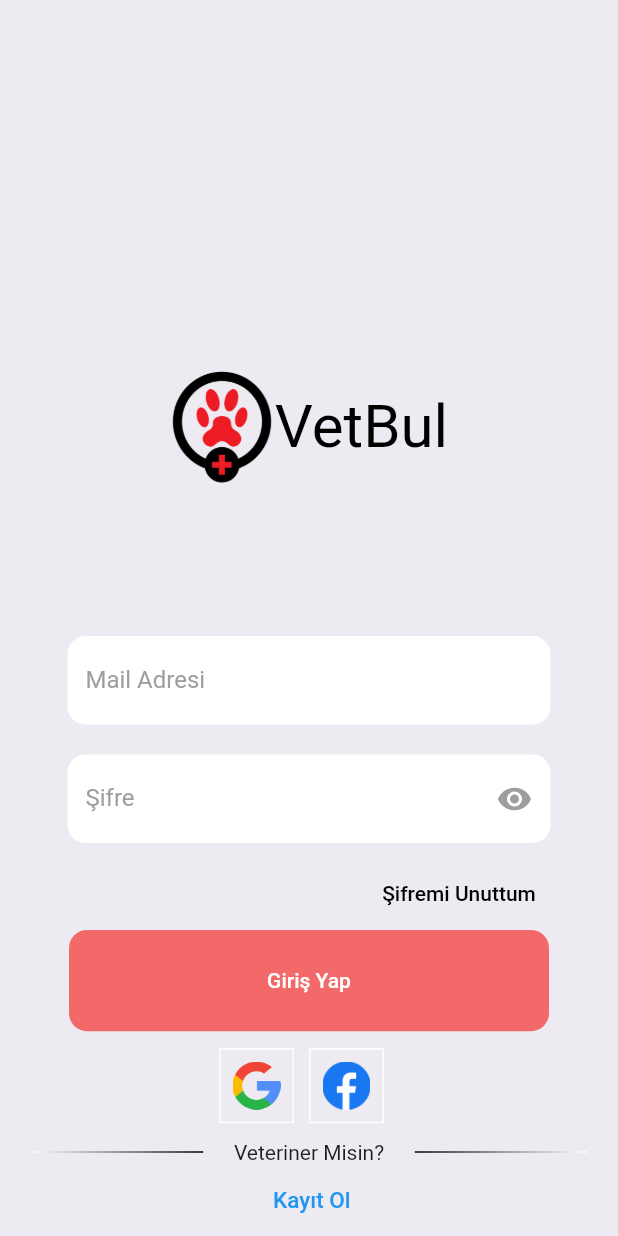
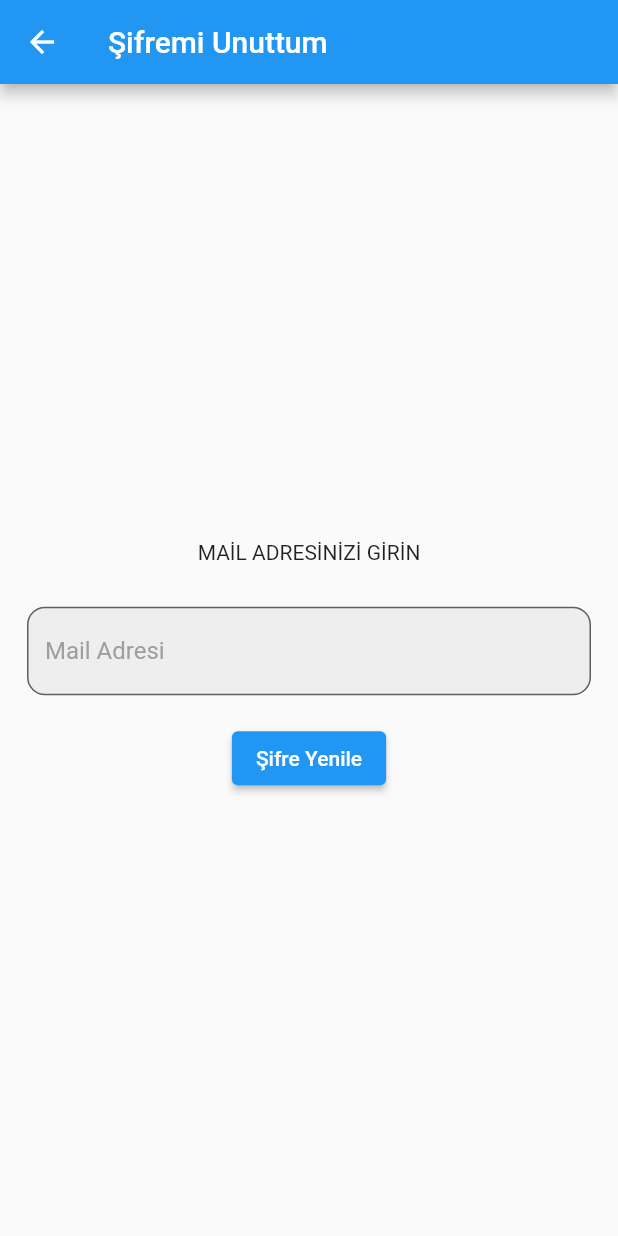
Before and after one commit to FurkanCeliker/controller_vet, a Flutter app: the screen it shows after launch, after a tap on "Şifremi Unuttum", on a phone screen of 412 x 824 dp. Run offline on Flutter 3.47's test engine with Material 2 defaults, Android fonts, the phone set to English and light mode, and no system bars; our stand-ins replace bloc, cloud_firestore, contained_tab_bar_view, email_validator, equatable, firebase_auth and 9 more; accounts and stored records are empty.

Commit message:
vetbulversion3

```diff
--- a/controller_vet/lib/bloc/auth_event.dart
+++ b/controller_vet/lib/bloc/auth_event.dart
@@ -10,7 +10,7 @@ class SignInRequested extends AuthEvent {
   final String email;
   final String password;
 
-  SignInRequested(this.email, this.password);
+  SignInRequested({required this.email,required this.password});
 }
 
 // When the user signing up with email and password this event is called and the [AuthRepository] is called to sign up the user
--- a/controller_vet/lib/pages/hosgeldin_page.dart
+++ b/controller_vet/lib/pages/hosgeldin_page.dart
@@ -1,6 +1,7 @@
 import 'dart:ui';
 
 import 'package:controller_vet/pages/listview_vet.dart';
+import 'package:controller_vet/pages/sorgu_page.dart';
 import 'package:flutter/material.dart';
 import 'package:flutter_screenutil/flutter_screenutil.dart';
 
@@ -103,7 +104,7 @@ class HosgeldinPage extends StatelessWidget {
 
                   style: ElevatedButton.styleFrom(primary: Color.fromARGB(255, 95, 230, 99),),
                   onPressed: () {
-                    Navigator.of(context).push(MaterialPageRoute(builder: (context)=> ListviewVet()));
+                    Navigator.of(context).push(MaterialPageRoute(builder: (context)=> IlIlceSecimi()));
                   }, child: Text('Geç',style: TextStyle(color: Colors.white,fontSize: 20),),
                   ),
               )),
--- a/controller_vet/lib/pages/login_page.dart
+++ b/controller_vet/lib/pages/login_page.dart
@@ -3,12 +3,15 @@
 import 'package:controller_vet/bloc/auth_bloc.dart';
 import 'package:controller_vet/pages/hosgeldin_page.dart';
 import 'package:controller_vet/pages/register_page.dart';
+import 'package:controller_vet/pages/sifremi_unuttum_page.dart';
+import 'package:email_validator/email_validator.dart';
 import 'package:flutter/material.dart';
 import 'package:flutter_bloc/flutter_bloc.dart';
 import 'package:flutter_screenutil/flutter_screenutil.dart';
 import 'package:font_awesome_flutter/font_awesome_flutter.dart';
 import 'package:google_fonts/google_fonts.dart';
 import 'package:image_picker/image_picker.dart';
+
 
 class LoginPage extends StatefulWidget {
   LoginPage({Key? key}) : super(key: key);
@@ -20,14 +23,9 @@ class LoginPage extends StatefulWidget {
 class _LoginPageState extends State<LoginPage> {
   TextEditingController mailController = TextEditingController();
   TextEditingController passwordController = TextEditingController();
-  GlobalKey<FormState> formKey = GlobalKey();
+  final formKey = GlobalKey<FormState>();
   bool _isObscure = true;
-  @override
-  void dispose() {
-    mailController.dispose();
-    passwordController.dispose();
-    super.dispose();
-  }
+
 
   @override
   Widget build(BuildContext context) {
@@ -37,9 +35,10 @@ class _LoginPageState extends State<LoginPage> {
           if (state is Authenticated) {
             // Navigating to the dashboard screen if the user is authenticated
             Navigator.pushReplacement(context,
-                MaterialPageRoute(builder: (context) => const HosgeldinPage()));
+                MaterialPageRoute(builder: (context) =>  HosgeldinPage()));
           }
-          if (state is AuthError) {
+         else if (state is AuthError) {
+            debugPrint('AuthError a düştü');
             // Showing the error message if the user has entered invalid credentials
             ScaffoldMessenger.of(context)
                 .showSnackBar(SnackBar(content: Text(state.error)));
@@ -48,6 +47,7 @@ class _LoginPageState extends State<LoginPage> {
         child: BlocBuilder<AuthBloc, AuthState>(
           builder: (context, state) {
             if (state is Loading) {
+              debugPrint('Loading kısmında');
               // Showing the loading indicator while the user is signing in
               return const Center(
                 child: CircularProgressIndicator(),
@@ -64,7 +64,9 @@ class _LoginPageState extends State<LoginPage> {
                     children: [
                       Spacer(),
                       // Bilgi Yazı Kısmı buraya gelecek
-                    Row(mainAxisAlignment: MainAxisAlignment.center, children: [
+                      Row(
+                          mainAxisAlignment: MainAxisAlignment.center,
+                          children: [
                             // LOGO
                             logo(),
                             // Controller Vet text
@@ -102,7 +104,8 @@ class _LoginPageState extends State<LoginPage> {
                                     ],
                                         begin: Alignment.centerLeft,
                                         end: Alignment.centerRight)),
-                              padding: EdgeInsets.only(left: 100.w, right: 15),
+                                padding:
+                                    EdgeInsets.only(left: 100.w, right: 15),
                                 child: Divider(
                                   height: 1.h,
                                   color: Colors.black,
@@ -121,7 +124,8 @@ class _LoginPageState extends State<LoginPage> {
                                     ],
                                         begin: Alignment.centerLeft,
                                         end: Alignment.centerRight)),
-                              padding: EdgeInsets.only(left: 100.w, right: 15.w),
+                                padding:
+                                    EdgeInsets.only(left: 100.w, right: 15.w),
                                 child: Divider(
                                   height: 1.h,
                                   color: Colors.black,
@@ -191,7 +195,9 @@ class _LoginPageState extends State<LoginPage> {
             color: Colors.white,
           )),
           child: IconButton(
-            onPressed: () {_authenticateWithGoogle(context);},
+            onPressed: () {
+              _authenticateWithGoogle(context);
+            },
             icon: Image.asset('lib/assets/google.png'),
             color: Colors.orange,
             iconSize: 15,
@@ -240,7 +246,13 @@ class _LoginPageState extends State<LoginPage> {
     return Padding(
       padding: const EdgeInsets.only(top: 10, left: 200),
       child: TextButton(
-        onPressed: () {},
+        onPressed: () {
+          Navigator.push(
+              context,
+              MaterialPageRoute(
+                builder: (context) => SifremiUnuttumPage(),
+              ));
+        },
         child: Text(
           'Şifremi Unuttum',
           style: TextStyle(color: Colors.black),
@@ -251,11 +263,17 @@ class _LoginPageState extends State<LoginPage> {
 
   Padding sifreText() {
     return Padding(
-
       padding: const EdgeInsets.only(left: 45, right: 45, top: 20),
-      child: TextField(
+      child: TextFormField(
         controller: passwordController,
         cursorColor: Colors.grey,
+        keyboardType: TextInputType.text,
+        autovalidateMode: AutovalidateMode.disabled,
+        validator: (value) {
+                                    return value != null && value.length < 6
+                                        ? "Minimun 6 karakter"
+                                        : null;
+                                  },
         decoration: InputDecoration(
             suffixIcon: IconButton(
               icon: Icon(
@@ -283,7 +301,13 @@ class _LoginPageState extends State<LoginPage> {
   Padding mailText() {
     return Padding(
       padding: const EdgeInsets.only(left: 45, right: 45, top: 100),
-      child: TextField(
+      child: TextFormField(
+        keyboardType: TextInputType.emailAddress,
+        validator: (value) {
+          return value != null && !EmailValidator.validate(value)
+              ? 'Doğru bir mail adresi giriniz'
+              : null;
+        },
         controller: mailController,
         cursorColor: Colors.grey,
         decoration: InputDecoration(
@@ -298,15 +322,15 @@ class _LoginPageState extends State<LoginPage> {
       ),
     );
   }
+
   void _authenticateWithEmailAndPassword(context) {
     if (formKey.currentState!.validate()) {
       BlocProvider.of<AuthBloc>(context).add(
-        SignInRequested(mailController.text, passwordController.text),
+        SignInRequested(
+            email: mailController.text, password: passwordController.text),
       );
     }
   }
-
-
 
   void _authenticateWithGoogle(context) {
     BlocProvider.of<AuthBloc>(context).add(
--- /dev/null
+++ b/controller_vet/lib/pages/sifremi_unuttum_page.dart
@@ -0,0 +1,94 @@
+import 'package:cloud_firestore/cloud_firestore.dart';
+import 'package:email_validator/email_validator.dart';
+import 'package:firebase_auth/firebase_auth.dart';
+import 'package:flutter/material.dart';
+
+class SifremiUnuttumPage extends StatefulWidget {
+  SifremiUnuttumPage({Key? key}) : super(key: key);
+
+  @override
+  State<SifremiUnuttumPage> createState() => _SifremiUnuttumPageState();
+}
+
+class _SifremiUnuttumPageState extends State<SifremiUnuttumPage> {
+
+  GlobalKey<FormState> _formKey = GlobalKey();
+  TextEditingController _mailController = TextEditingController();
+
+  @override
+  void dispose() {
+    _mailController.dispose();
+    super.dispose();
+  }
+  @override
+  Widget build(BuildContext context) {
+    return Scaffold(
+      appBar: AppBar(
+        title: Text('Şifremi Unuttum'),
+      ),
+      body: Form(
+        key: _formKey,
+        child: Column(
+          mainAxisAlignment: MainAxisAlignment.center,
+          children: [
+            Padding(
+              padding: EdgeInsets.all(10.0),
+              child: Text('MAİL ADRESİNİZİ GİRİN'),
+              ),
+            Padding(
+              padding: const EdgeInsets.all(18.0),
+              child: TextFormField(
+                autovalidateMode: AutovalidateMode.onUserInteraction,
+                validator: (email) {
+                  email !=null && EmailValidator.validate(email) ? 'Mail adresi hatalı': null;
+                },
+                controller: _mailController,
+                decoration: InputDecoration(
+                    focusedBorder: OutlineInputBorder(
+                        borderSide: BorderSide(color: Colors.grey),
+                        borderRadius: BorderRadius.circular(12)),
+                    labelStyle: TextStyle(color: Colors.grey),
+                    labelText: 'Mail Adresi',
+                    filled: true,
+                    fillColor: Colors.grey.shade200,
+                    border: OutlineInputBorder(
+                        borderRadius: BorderRadius.circular(12),
+                        borderSide: BorderSide(
+                          color: Colors.grey,
+                        ))),
+              ),
+            ),
+
+            ElevatedButton(onPressed: () async{
+             _resetPassword();
+            }, child: Text('Şifre Yenile'))
+          ],
+        ),
+      ),
+    );
+  }
+
+  Future _resetPassword() async{
+    showDialog(
+      barrierDismissible: false,
+      context: context,
+     builder: (context){
+       return Center(child: CircularProgressIndicator(),);
+    });
+    try{
+    await FirebaseAuth.instance.sendPasswordResetEmail(email:_mailController.text.trim());
+    const snackBar = SnackBar(
+  content: Text('Mail Gönderildi'),
+);
+
+    ScaffoldMessenger.of(context).showSnackBar(snackBar);
+
+    Navigator.of(context).popUntil((route) => route.isFirst);
+    }on FirebaseAuthException catch(e){
+      debugPrint(e.message);
+      Navigator.of(context).pop();
+
+
+    }
+  }
+}
```
Also changed, not shown: controller_vet/lib/constant/constants.dart (added, +13 -0 lines), controller_vet/lib/pages/sorgu_page.dart (added, +277 -0 lines), controller_vet/lib/repositories/auth_repository.dart (+12 -3 lines), controller_vet/lib/assets/background.jpg (added), 1 other file. Lines whose indentation alone changed are shown as unchanged.
